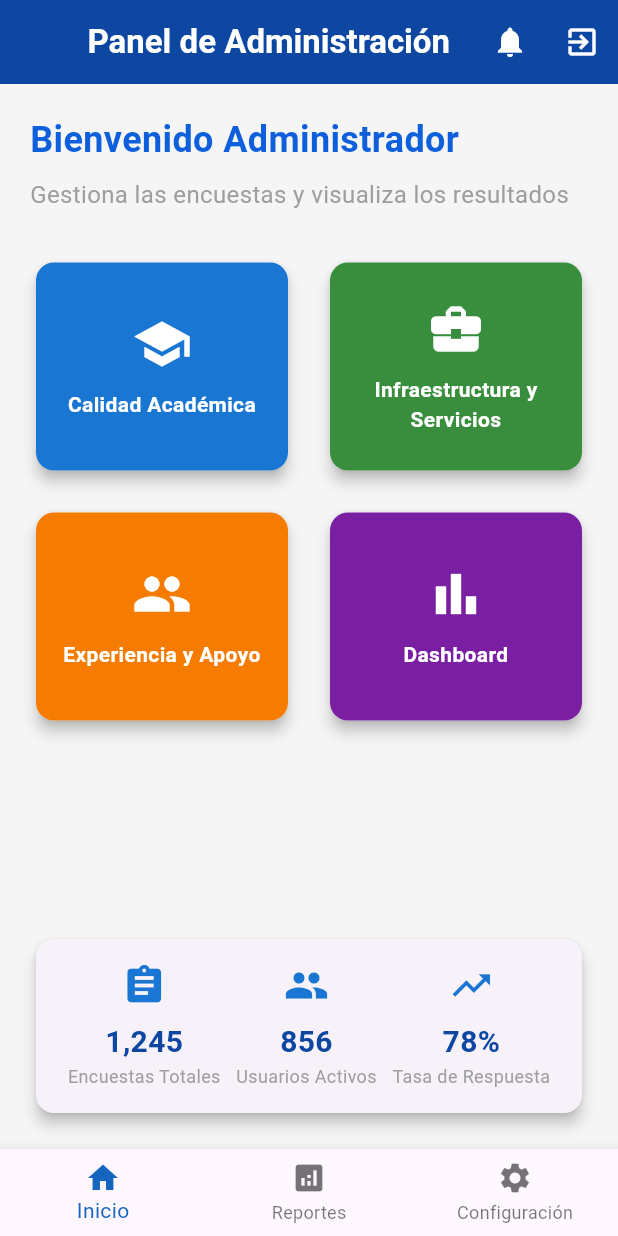
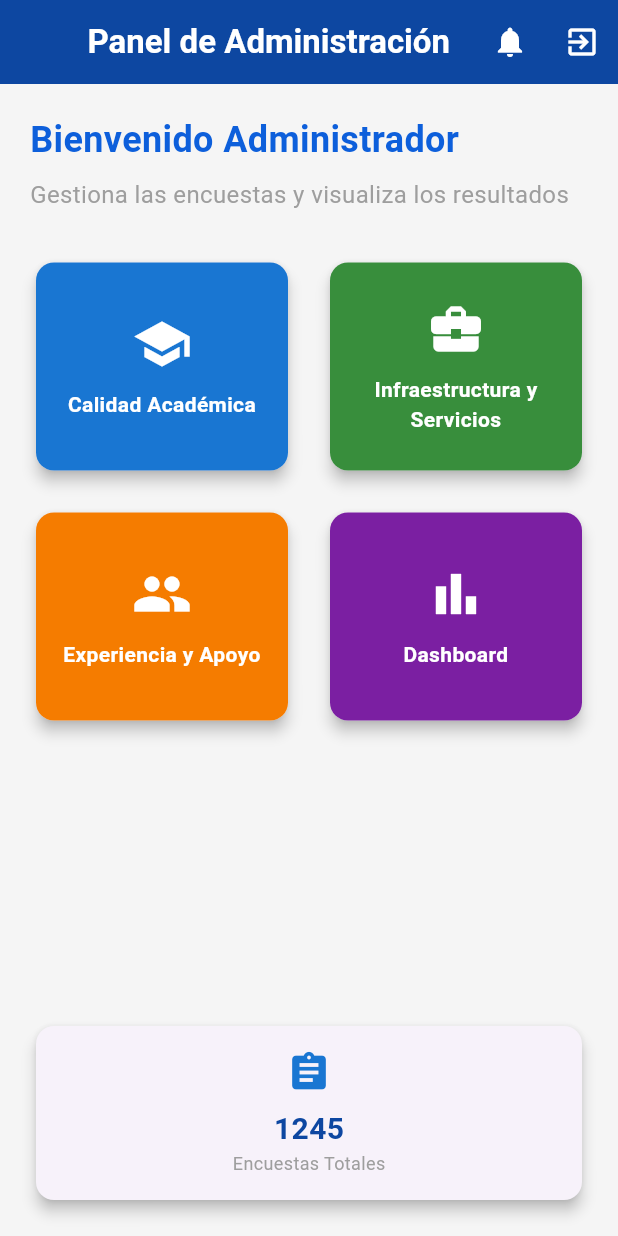
Before and after one commit to Osorio-Raquel/OpinaUCB, a Flutter app: the AdminScreen screen opened directly, on a phone screen of 412 x 824 dp. Run offline on Flutter 3.47's test engine with Material 3 defaults, Android fonts, the light colour scheme and no system bars; our stand-ins replace shared_preferences; accounts and stored records are empty.

Commit message:
actualizacion para admin

```diff
--- a/opina_app/lib/screens/admin_screen.dart
+++ b/opina_app/lib/screens/admin_screen.dart
@@ -10,25 +10,33 @@ class AdminScreen extends StatefulWidget {
 }
 
 class AdminScreenState extends State<AdminScreen> {
-  int _selectedIndex = 0; // Índice para controlar la pestaña seleccionada en la barra inferior
-
-  // Método para cambiar el índice seleccionado en la barra de navegación inferior
-  void _onItemTapped(int index) {
-    setState(() {
-      _selectedIndex = index;
-    });
-  }
-
   // Función para cerrar sesión y redirigir al login
   void _logout() {
-    // Aquí podrías agregar lógica para limpiar el token de autenticación
-    // si estás usando shared_preferences o similar
-
     // Navegar de regreso a la pantalla de login (reemplaza la pila de navegación)
     Navigator.pushReplacement(
       context,
       MaterialPageRoute(builder: (context) => const LoginScreen()),
     );
+  }
+
+  // Simular datos que se actualizarán al deslizar
+  int _surveyCount = 1245;
+  bool _isRefreshing = false;
+
+  // Función que se ejecuta al deslizar hacia abajo
+  Future<void> _handleRefresh() async {
+    setState(() {
+      _isRefreshing = true;
+    });
+
+    // Simular una operación de red o base de datos que tarda 2 segundos
+    await Future.delayed(const Duration(seconds: 2));
+
+    // Actualizar los datos (en una app real, aquí harías una llamada API)
+    setState(() {
+      _surveyCount += 5; // Simular nuevos datos
+      _isRefreshing = false;
+    });
   }
 
   @override
@@ -63,7 +71,13 @@ class AdminScreenState extends State<AdminScreen> {
           ),
         ],
       ),
-      body: Padding(
+      body: RefreshIndicator(
+        onRefresh: _handleRefresh, // Función que se ejecuta al deslizar
+        color: Colors.blue[900], // Color del indicador de carga
+        backgroundColor: Colors.white, // Fondo del indicador
+        displacement: 40, // Distancia desde la parte superior
+        edgeOffset: 0, // Desplazamiento desde el borde superior
+        child: Padding(
           padding: const EdgeInsets.all(20.0), // Espaciado alrededor del contenido
           child: Column(
             crossAxisAlignment: CrossAxisAlignment.start, // Alinear contenido a la izquierda
@@ -139,7 +153,7 @@ class AdminScreenState extends State<AdminScreen> {
                 ),
               ),
 
-            // Tarjeta de estadísticas rápidas
+              // Tarjeta de estadísticas rápidas (solo Encuestas Totales)
               Card(
                 elevation: 4, // Sombra
                 shape: RoundedRectangleBorder(
@@ -150,36 +164,25 @@ class AdminScreenState extends State<AdminScreen> {
                   child: Row(
                     mainAxisAlignment: MainAxisAlignment.spaceAround, // Espaciado uniforme
                     children: [
-                    _buildStatItem('Encuestas Totales', '1,245', Icons.assignment),
-                    _buildStatItem('Usuarios Activos', '856', Icons.people),
-                    _buildStatItem('Tasa de Respuesta', '78%', Icons.trending_up),
+                      _buildStatItem('Encuestas Totales', '$_surveyCount', Icons.assignment),
                     ],
+                  ),
+                ),
+              ),
+
+              // Indicador de carga cuando se está actualizando
+              if (_isRefreshing)
+                const Padding(
+                  padding: EdgeInsets.symmetric(vertical: 16.0),
+                  child: Center(
+                    child: CircularProgressIndicator(
+                      valueColor: AlwaysStoppedAnimation<Color>(Colors.blue),
                     ),
                   ),
                 ),
             ],
           ),
         ),
-
-      // Barra de navegación inferior con 3 opciones
-      bottomNavigationBar: BottomNavigationBar(
-        items: const <BottomNavigationBarItem>[
-          BottomNavigationBarItem(
-            icon: Icon(Icons.home),
-            label: 'Inicio',
-          ),
-          BottomNavigationBarItem(
-            icon: Icon(Icons.analytics),
-            label: 'Reportes',
-          ),
-          BottomNavigationBarItem(
-            icon: Icon(Icons.settings),
-            label: 'Configuración',
-          ),
-        ],
-        currentIndex: _selectedIndex, // Índice actual seleccionado
-        selectedItemColor: Colors.blue[800], // Color del ítem seleccionado
-        onTap: _onItemTapped, // Manejar taps
       ),
 
       // Drawer lateral derecho (menú deslizable)
```
Lines whose indentation alone changed are shown as unchanged.
